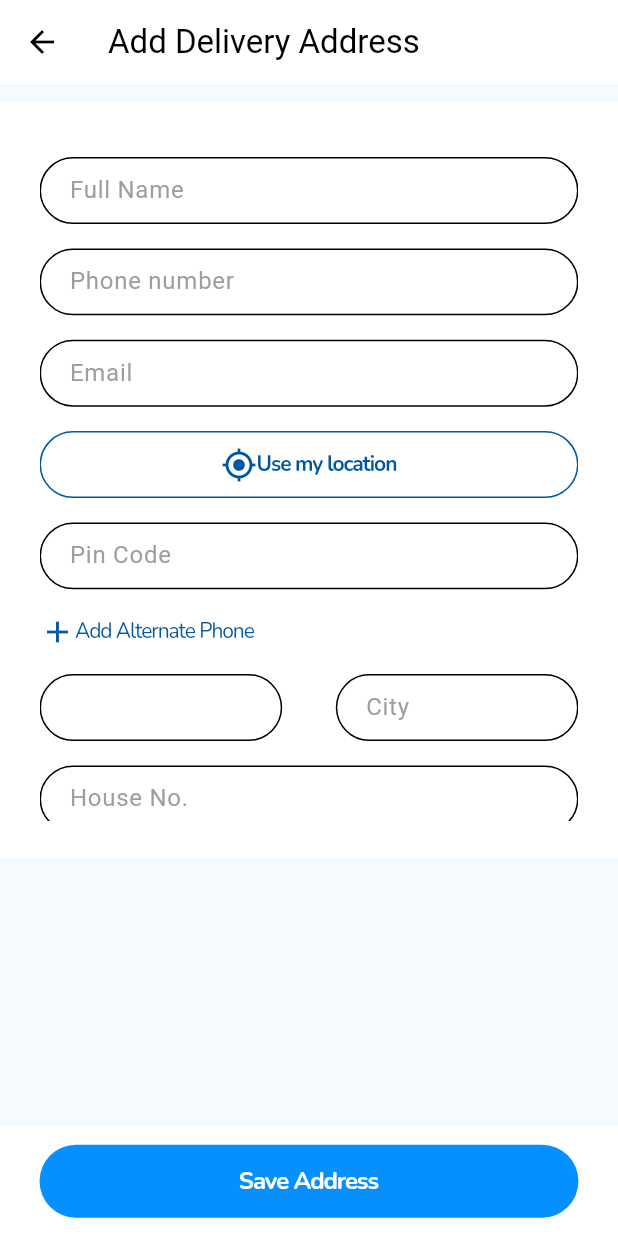
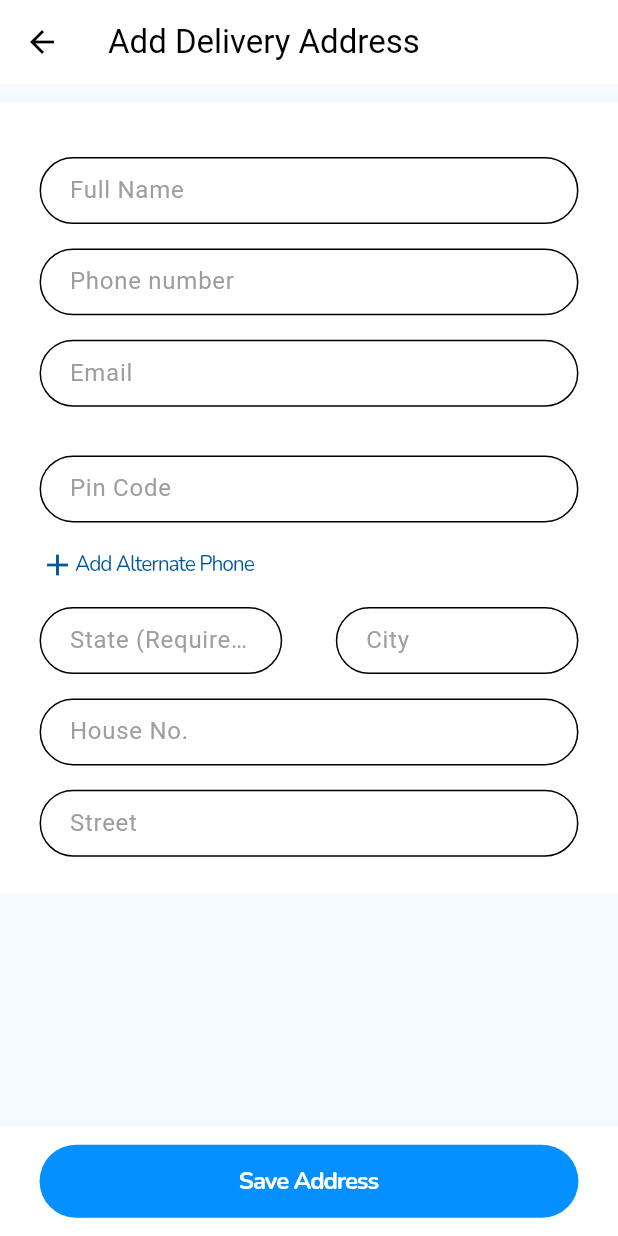
Before and after one commit to bukizz-store/bukizz_app, a Flutter app: the AddAddress screen opened by its route, on a phone screen of 412 x 824 dp. Run offline on Flutter 3.47's test engine with Material 3 defaults, Android fonts, the phone set to English and light mode, and no system bars; our stand-ins replace cached_network_image, carousel_slider, cloud_firestore, dots_indicator, firebase_auth, firebase_core and 15 more; missing offline and left inert: dart:ffi, upi_india; accounts and stored records are empty; project files that could hold a hidden picture were left out.

Commit message:
minor fix

```diff
--- a/lib/data/providers/auth/firebase_auth.dart
+++ b/lib/data/providers/auth/firebase_auth.dart
@@ -381,6 +381,7 @@ class AuthProvider extends ChangeNotifier {
 
   Future<void> deleteAccount(BuildContext context) async {
       try {
+        AppConstants.isLogin=false;
         user!
             .delete()
             .then((value) => FirebaseFirestore.instance
@@ -441,6 +442,7 @@ class AuthProvider extends ChangeNotifier {
       orderID: [],
     );
     await GoogleSignIn().signOut();
+    AppConstants.isLogin=false;
     await _auth.signOut().then((value) => {
           Navigator.pushNamedAndRemoveUntil(
               context, SignIn.route, (route) => false)
--- a/lib/ui/screens/HomeView/Ecommerce/checkout/add_address.dart
+++ b/lib/ui/screens/HomeView/Ecommerce/checkout/add_address.dart
@@ -51,7 +51,7 @@ class _AddAddressState extends State<AddAddress> {
             ),
             Container(
               width: dimensions.screenWidth,
-              height: dimensions.height8 * 62,
+              // height: dimensions.height8 * 62,
               color: Colors.white,
               child: Padding(
                 padding: EdgeInsets.symmetric(
@@ -95,36 +95,36 @@ class _AddAddressState extends State<AddAddress> {
                       SizedBox(
                         height: dimensions.height8 * 2,
                       ),
-                      GestureDetector(
-                        onTap: onUseMyLocationTap,
-                        child: Container(
-                          width: dimensions.screenWidth,
-                          height: dimensions.height8 * 5.5,
-                          decoration: ShapeDecoration(
-                            shape: RoundedRectangleBorder(
-                              side: BorderSide(
-                                  width: 1, color: Color(0xFF00579E)),
-                              borderRadius: BorderRadius.circular(100),
-                            ),
-                          ),
-                          child: Row(
-                            mainAxisAlignment:
-                            MainAxisAlignment.center,
-                            children: [
-                              Icon(
-                                Icons.my_location,
-                                color: Color(0xFF00579E),
-                              ),
-                              ReusableText(
-                                text: 'Use my location',
-                                fontSize: 14,
-                                color: Color(0xFF00579E),
-                                fontWeight: FontWeight.w600,
-                              )
-                            ],
-                          ),
-                        ),
-                      ),
+                      // GestureDetector(
+                      //   onTap: onUseMyLocationTap,
+                      //   child: Container(
+                      //     width: dimensions.screenWidth,
+                      //     height: dimensions.height8 * 5.5,
+                      //     decoration: ShapeDecoration(
+                      //       shape: RoundedRectangleBorder(
+                      //         side: BorderSide(
+                      //             width: 1, color: Color(0xFF00579E)),
+                      //         borderRadius: BorderRadius.circular(100),
+                      //       ),
+                      //     ),
+                      //     child: Row(
+                      //       mainAxisAlignment:
+                      //       MainAxisAlignment.center,
+                      //       children: [
+                      //         Icon(
+                      //           Icons.my_location,
+                      //           color: Color(0xFF00579E),
+                      //         ),
+                      //         ReusableText(
+                      //           text: 'Use my location',
+                      //           fontSize: 14,
+                      //           color: Color(0xFF00579E),
+                      //           fontWeight: FontWeight.w600,
+                      //         )
+                      //       ],
+                      //     ),
+                      //   ),
+                      // ),
                       SizedBox(height: dimensions.height16,),
                       CustomTextForm(
                         width: dimensions.screenWidth,
@@ -186,6 +186,7 @@ class _AddAddressState extends State<AddAddress> {
                             width: dimensions.width16 * 9.2,
                             height: dimensions.height8 * 5.5,
                             hintText: 'State (Required) *',
+                            labelText: 'State (Required) *',
                             controller: stateController,
                           ),
                           CustomTextForm(
--- a/lib/ui/screens/HomeView/Ecommerce/ecommerce_home.dart
+++ b/lib/ui/screens/HomeView/Ecommerce/ecommerce_home.dart
@@ -908,6 +908,8 @@ class _EcommerceMainState extends State<EcommerceMain> {
                 ),
               ),
 
+              SizedBox(height: 20.sp,)
+
             ],
           ),
         ),
```
Also changed, not shown: lib/ui/screens/HomeView/Ecommerce/profile/newProfile_screen.dart (+4 -4 lines).
